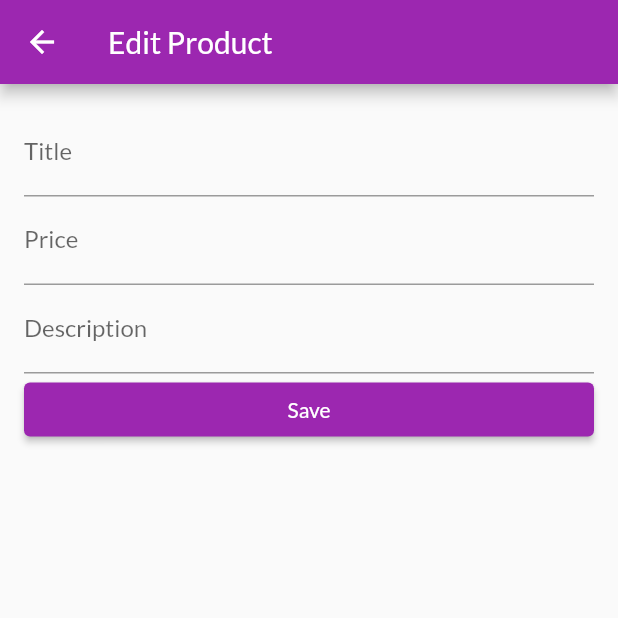
After one commit to khramovw-develop/shop, a Flutter app: the EditProductScreen screen opened by its route, on a phone screen of 412 x 824 dp, the top half of it. The commit adds this screen. Run offline on Flutter 3.47's test engine with Material 2 defaults, Android fonts, the phone set to English and light mode, and no system bars; our stand-ins replace badges; network calls fail.

Commit message:
222 "Edit Product" Screen & A Problem. Using Forms & Working with Form Inputs

```diff
--- a/lib/main.dart
+++ b/lib/main.dart
@@ -3,6 +3,7 @@ import 'package:provider/provider.dart';
 import 'package:shop/pages/Cart/cart.screen.dart';
 import 'package:shop/pages/order/orders.screen.dart';
 import 'package:shop/pages/products/product-detail.screen.dart';
+import 'package:shop/pages/user-product/edit-product.screen.dart';
 import 'package:shop/pages/user-product/user-products.screen.dart';
 import 'package:shop/providers/cart/cart.provider.dart';
 import 'package:shop/providers/orders/orders.provider.dart';
@@ -34,6 +35,7 @@ class MyApp extends StatelessWidget {
         CartScreen.routeName: (ctx) => const CartScreen(),
         OrdersScreen.routeName: (ctx) => const OrdersScreen(),
         UserProductsScreen.routeName: (ctx) => const UserProductsScreen(),
+        EditProductScreen.routeName: (ctx) => const EditProductScreen(),
       },
     );
   }
--- /dev/null
+++ b/lib/pages/user-product/edit-product.screen.dart
@@ -0,0 +1,43 @@
+import 'package:flutter/material.dart';
+
+class EditProductScreen extends StatefulWidget {
+  static const routeName = '/edit-product';
+  const EditProductScreen({Key? key}) : super(key: key);
+
+  @override
+  State<EditProductScreen> createState() => _EditProductScreenState();
+}
+
+class _EditProductScreenState extends State<EditProductScreen> {
+  @override
+  Widget build(BuildContext context) {
+    return Scaffold(
+      appBar: AppBar(
+        title: const Text('Edit Product'),
+      ),
+      body: Padding(
+        padding: const EdgeInsets.all(16.0),
+        child: Form(
+          child: ListView(
+            children: <Widget>[
+              TextFormField(
+                decoration: const InputDecoration(labelText: 'Title'),
+                textInputAction: TextInputAction.next,
+              ),
+              TextFormField(
+                decoration: const InputDecoration(labelText: 'Price'),
+              ),
+              TextFormField(
+                decoration: const InputDecoration(labelText: 'Description'),
+              ),
+              ElevatedButton(
+                child: const Text('Save'),
+                onPressed: () {},
+              ),
+            ],
+          ),
+        ),
+      ),
+    );
+  }
+}
--- a/lib/pages/user-product/user-products.screen.dart
+++ b/lib/pages/user-product/user-products.screen.dart
@@ -1,6 +1,7 @@
 import 'package:flutter/cupertino.dart';
 import 'package:flutter/material.dart';
 import 'package:provider/provider.dart';
+import 'package:shop/pages/user-product/edit-product.screen.dart';
 import 'package:shop/pages/user-product/user-product-item.widget.dart';
 import 'package:shop/widgets/app-drawer.widget.dart';
 
@@ -19,7 +20,7 @@ class UserProductsScreen extends StatelessWidget {
         actions: <Widget>[
           IconButton(
             icon: const Icon(Icons.add),
-            onPressed: () {},
+            onPressed: () => Navigator.of(context).pushNamed(EditProductScreen.routeName),
           ),
         ],
       ),
```
